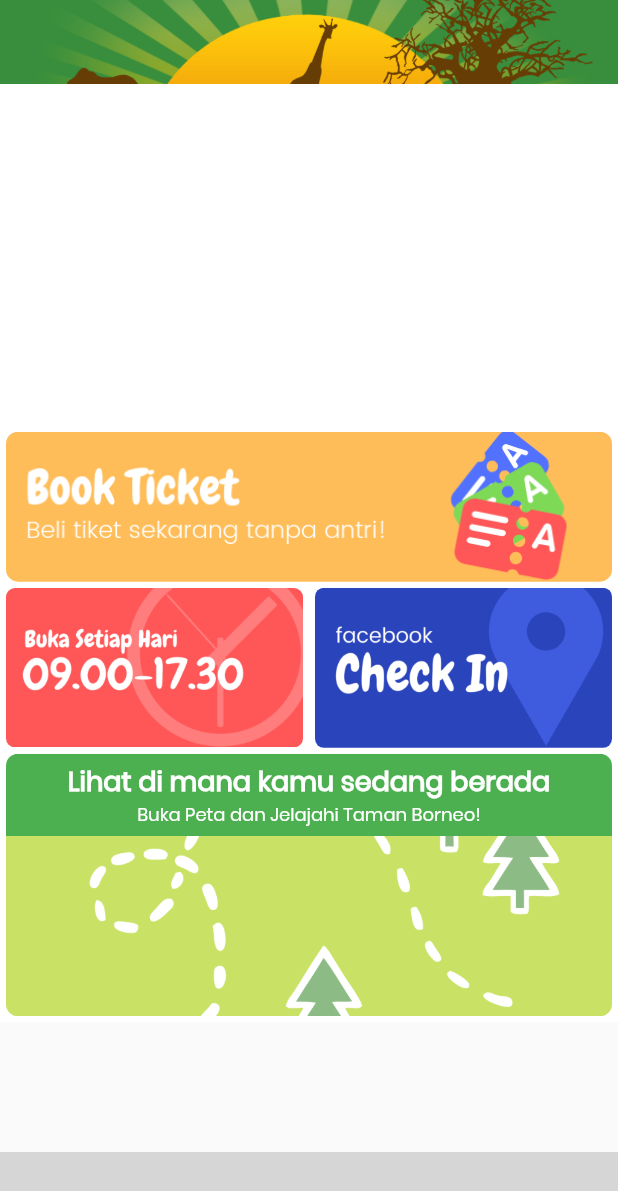
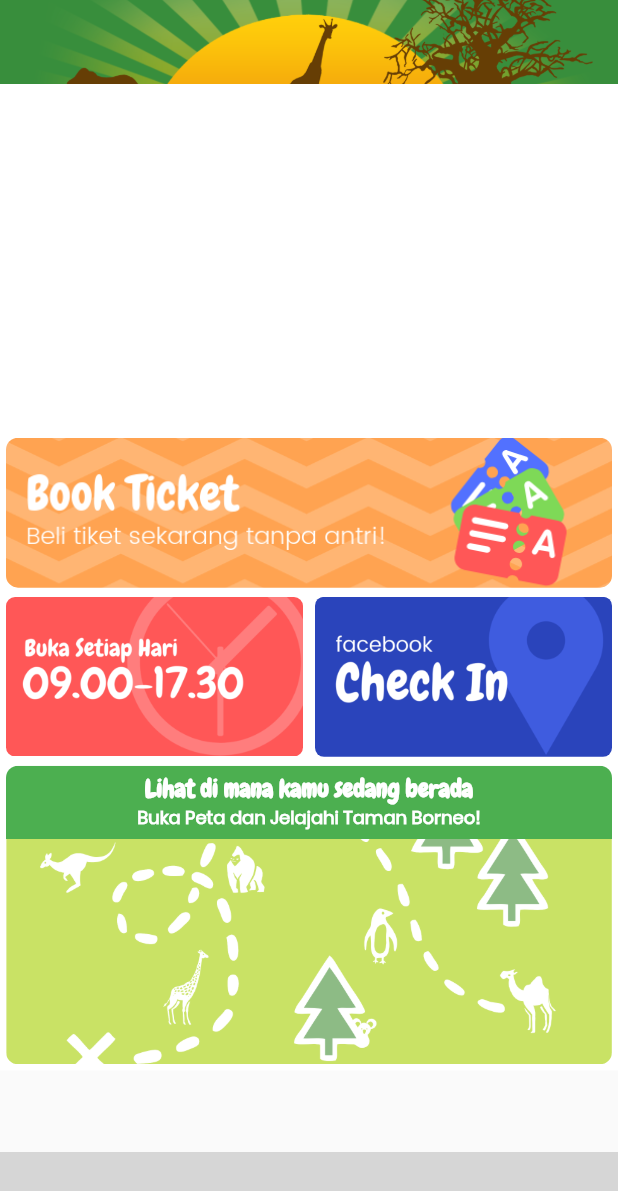
Before and after one commit to wahyuogel/tamanborneo_app, a Flutter app: the screen it shows after launch, on a phone screen of 412 x 824 dp. Shown: the top 1191 px of the screen. Run offline on Flutter 3.47's test engine with Material 2 defaults, Android fonts, the light colour scheme and no system bars; drawn by our look-alikes of carousel_slider; our stand-ins replace cloud_firestore, firebase_analytics, firebase_auth, google_maps_flutter, google_sign_in; missing offline and left inert: flip_box_bar, flutter_facebook_login, flutter_inappbrowser; accounts and stored records are empty; grey boxes are pictures that could not be loaded.

Commit message:
Tidying home page

```diff
--- a/lib/resources/app_strings.dart
+++ b/lib/resources/app_strings.dart
@@ -50,7 +50,8 @@ class Strings {
   static String profileDialogComingSoonContent = "Fitur atur bahasa sedang dalam pengembangan";
 
 
-  static String profileDialogAboutContent = "Dikembangkan oleh Ideastic. Silahkan kirim masukan ke email : developer[at]tamanborneo.id";
+  static String profileDialogAboutTitle = "Tentang Aplikasi Taman Borneo";
+  static String profileDialogAboutContent = "Dikembangkan oleh Ideastic. Silahkan kirim masukan ke email : developer@tamanborneo.id";
 
 
   static String animalInfoWeight = "Satwa ini bisa memiliki berat sampai";
--- a/lib/ui/components/home/home_carousel.dart
+++ b/lib/ui/components/home/home_carousel.dart
@@ -66,8 +66,8 @@ class _HomeCarouselState extends State<HomeCarousel> {
                           child: Text(document["name"],
                             style: TextStyle(
                                 color: Colors.white,
-                                fontFamily: 'Poppins',
-                                fontWeight: FontWeight.w600,
+                                fontFamily: 'Chewy',
+                                fontWeight: FontWeight.w400,
                                 fontSize: 18.0),
                           )
                       )
--- a/lib/ui/components/home/home_ticket_banner.dart
+++ b/lib/ui/components/home/home_ticket_banner.dart
@@ -8,7 +8,7 @@ class HomeTicketBanner extends StatelessWidget{
   @override
   Widget build(BuildContext context) {
     return Container(
-        padding: EdgeInsets.only(left:4.0,right: 4.0, bottom: 4.0),
+        padding: EdgeInsets.only(left:4.0,right: 4.0, top:4.0, bottom: 6.0),
         child: GestureDetector(
             child: ClipRRect(
               borderRadius: BorderRadius.circular(8.0),
--- a/lib/ui/fragments/home_fragment.dart
+++ b/lib/ui/fragments/home_fragment.dart
@@ -1,9 +1,9 @@
+import 'package:flutter/cupertino.dart';
 import 'package:flutter/material.dart';
-import 'package:flutter/cupertino.dart';
+import 'package:zoo_app/resources/app_strings.dart';
+import 'package:zoo_app/routes/app_route.dart';
 import 'package:zoo_app/ui/components/home/home_carousel.dart';
 import 'package:zoo_app/ui/components/home/home_ticket_banner.dart';
-import 'package:zoo_app/resources/app_strings.dart';
-import 'package:zoo_app/routes/app_route.dart';
 
 class HomePanel extends StatelessWidget {
   @override
@@ -43,10 +43,10 @@ class HomePanel extends StatelessWidget {
   }
 
   Widget _buildCardMap(BuildContext context) {
-    return Container(
-        padding: EdgeInsets.all(4.0),
-        child: GestureDetector(
-            child: ClipRRect(
+    return GestureDetector(
+        child: Container(
+        padding: EdgeInsets.only(left:4.0,right: 4.0, top: 6.0, bottom: 4.0),
+          child: ClipRRect(
               borderRadius: BorderRadius.circular(8.0),
               child: Column(
                 children: <Widget>[
@@ -61,29 +61,29 @@ class HomePanel extends StatelessWidget {
                             Strings.homeMapLabel,
                             style: TextStyle(
                                 color: Colors.white,
-                                fontFamily: 'Poppins',
+                                fontFamily: 'Chewy',
                                 fontWeight: FontWeight.w600,
-                                fontSize: 18.0),
+                                fontSize: 16.0),
                           ),
                           Text(
                             Strings.homeMapContent,
                             style: TextStyle(
                                 color: Colors.white,
                                 fontFamily: 'Poppins',
-                                fontWeight: FontWeight.w400,
+                                fontWeight: FontWeight.w600,
                                 fontSize: 12.0),
                           ),
                         ],
                       )),
-                  Image.asset("assets/images/banner_map.png",
+                  Image.asset("assets/images/banner_maps.png",
                       fit: BoxFit.fitWidth,
-                      height: 120,
+                      height: 150,
                       width: MediaQuery.of(context).size.width),
                 ],
               ),
             ),
-            onTap: () {
-              AppRoute.goToMapsPage(context);
-            }));
+        ), onTap: () {
+      AppRoute.goToMapsPage(context);
+    });
   }
 }
--- a/pubspec.yaml
+++ b/pubspec.yaml
@@ -41,6 +41,7 @@ flutter:
       - assets/images/banner_ticket.png
       - assets/images/banner_open.png
       - assets/images/banner_map.png
+      - assets/images/banner_maps.png
       - assets/images/home_nav_animal.jpg
       - assets/images/loading.gif
       - assets/images/nophoto.gif
```
Also changed, not shown: lib/ui/fragments/profile_fragment.dart (+23 -5 lines), assets/images/banner_maps.png (added), assets/images/banner_ticket.png, assets/images/banner_tickets.png (added).
